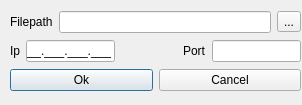
KorobovMS/NetTelecomLabs, file Lab1/UI/Send/senddialog.ui: the form before one commit.
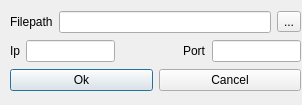
The form after the commit.

Commit message: Added IP and port validation int Send dialog

The edit to the form file:
```diff
--- a/Lab1/UI/Send/senddialog.ui
+++ b/Lab1/UI/Send/senddialog.ui
@@ -56,10 +56,10 @@
       <item>
        <widget class="QLineEdit" name="lineEditIp">
         <property name="inputMask">
-         <string>000.000.000.000;_</string>
+         <string/>
         </property>
         <property name="text">
-         <string>...</string>
+         <string/>
         </property>
        </widget>
       </item>
```
The commit also changes 1 other file.
